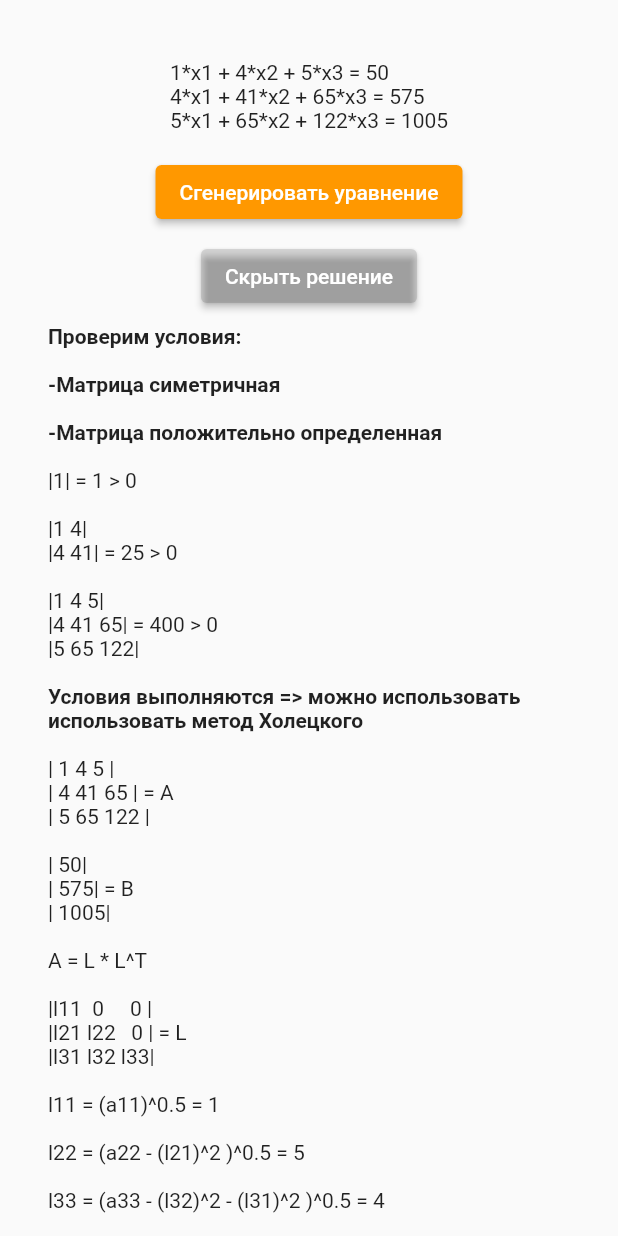
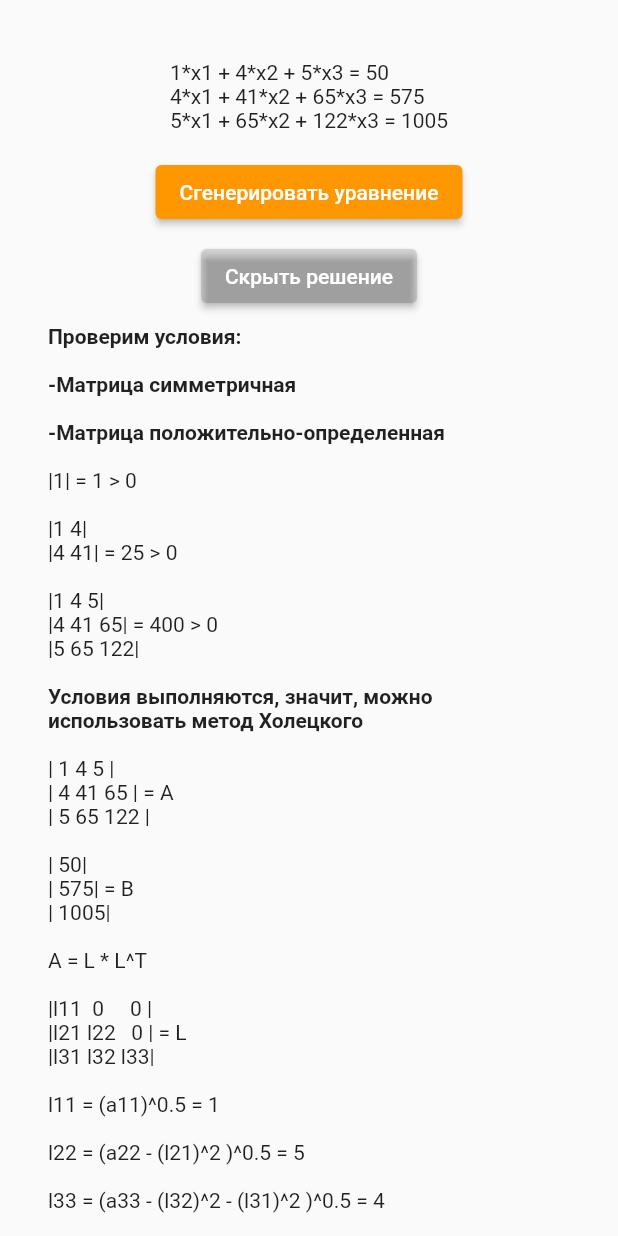
Before and after one commit to Sonya-Proskurina/choleskyDecomposition, a Flutter app: the screen it shows after launch, after a tap on "Сгенерировать уравнение", after a tap on "Показать решение", on a phone screen of 412 x 824 dp. Run offline on Flutter 3.47's test engine with Material 2 defaults, Android fonts, the phone set to English and light mode, and no system bars.

Commit message:
Исправление грамматики

```diff
--- a/lib/decision_widget.dart
+++ b/lib/decision_widget.dart
@@ -10,12 +10,12 @@ class DecisionWidget extends StatelessWidget {
       crossAxisAlignment: CrossAxisAlignment.start,
       children: [
         const Text("Проверим условия:\n", style: TextStyle(fontWeight: FontWeight.bold),),
-        const Text("-Матрица симетричная\n",style: TextStyle(fontWeight: FontWeight.bold)),
-        const Text("-Матрица положительно определенная\n",style: TextStyle(fontWeight: FontWeight.bold)),
+        const Text("-Матрица симметричная\n",style: TextStyle(fontWeight: FontWeight.bold)),
+        const Text("-Матрица положительно-определенная\n",style: TextStyle(fontWeight: FontWeight.bold)),
         Text(equation.op1),
         Text(equation.op2),
         Text(equation.op3),
-        const Text("Условия выполняются => можно использовать использовать метод Холецкого\n", style: TextStyle(fontWeight: FontWeight.bold)),
+        const Text("Условия выполняются, значит, можно использовать метод Холецкого\n", style: TextStyle(fontWeight: FontWeight.bold)),
         Text(equation.Atext),
         Text(equation.Btext),
         const Text("A = L * L^T\n"),
@@ -24,14 +24,14 @@ class DecisionWidget extends StatelessWidget {
         Text("l22 = (a22 - (l21)^2 )^0.5 = "+equation.L[1][1].toString()+"\n"),
         Text("l33 = (a33 - (l32)^2 - (l31)^2 )^0.5 = "+equation.L[2][2].toString()+"\n"),
         Text("l21 = a21/l11 = "+equation.L[1][0].toString()+"\n"),
-        Text("l31 = a31/l11 = "+equation.L[1][0].toString()+"\n"),
-        Text("l32 = (a32 - l31 * l21) / l22 = "+equation.L[1][0].toString()+"\n"),
+        Text("l31 = a31/l11 = "+equation.L[2][0].toString()+"\n"),
+        Text("l32 = (a32 - l31 * l21) / l22 = "+equation.L[2][1].toString()+"\n"),
         const Text("Матрица L найдена\n", style: TextStyle(fontWeight: FontWeight.bold),),
         Text(equation.Ltext),
         Text(equation.LTtext),
-        const Text("L * Y = B, зная L и В найдем Y\n",style: TextStyle(fontWeight: FontWeight.bold)),
+        const Text("L * Y = B, зная L и В, найдем Y\n",style: TextStyle(fontWeight: FontWeight.bold)),
         Text(equation.Ytext),
-        const Text("Y = L^T * X, зная Y и L^T найдем X\n",style: TextStyle(fontWeight: FontWeight.bold)),
+        const Text("Y = L^T * X, зная Y и L^T, найдем X\n",style: TextStyle(fontWeight: FontWeight.bold)),
         Text(equation.Xtext),
         Text("Ответ: x1 = ${equation.X[0]}; x2 = ${equation.X[1]}; x3 = ${equation.X[2]}\n", style: const TextStyle(fontWeight: FontWeight.bold),),
 
```
